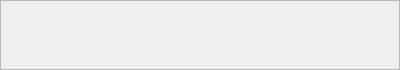
Before: the Qt Designer form lib/devices/PVCam/DevTemplate.ui in acq4/acq4, drawn with Qt 5.
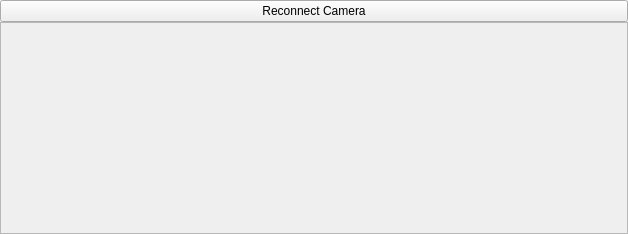
After: the same form once the commit is applied.

Commit message: Performance fix for camera. Now runs up to ~380Hz

Diff of the .ui file:
```diff
--- a/lib/devices/PVCam/DevTemplate.ui
+++ b/lib/devices/PVCam/DevTemplate.ui
@@ -6,8 +6,8 @@
    <rect>
     <x>0</x>
     <y>0</y>
-    <width>400</width>
-    <height>60</height>
+    <width>628</width>
+    <height>234</height>
    </rect>
   </property>
   <property name="windowTitle">
@@ -20,6 +20,13 @@
    <property name="margin">
     <number>0</number>
    </property>
+   <item>
+    <widget class="QPushButton" name="reconnectBtn">
+     <property name="text">
+      <string>Reconnect Camera</string>
+     </property>
+    </widget>
+   </item>
    <item>
     <widget class="QScrollArea" name="scrollArea">
      <property name="sizePolicy">
@@ -39,8 +46,8 @@
        <rect>
         <x>0</x>
         <y>0</y>
-        <width>394</width>
-        <height>54</height>
+        <width>626</width>
+        <height>209</height>
        </rect>
       </property>
       <layout class="QFormLayout" name="formLayout_2">
```
The commit also changes 9 other files.
